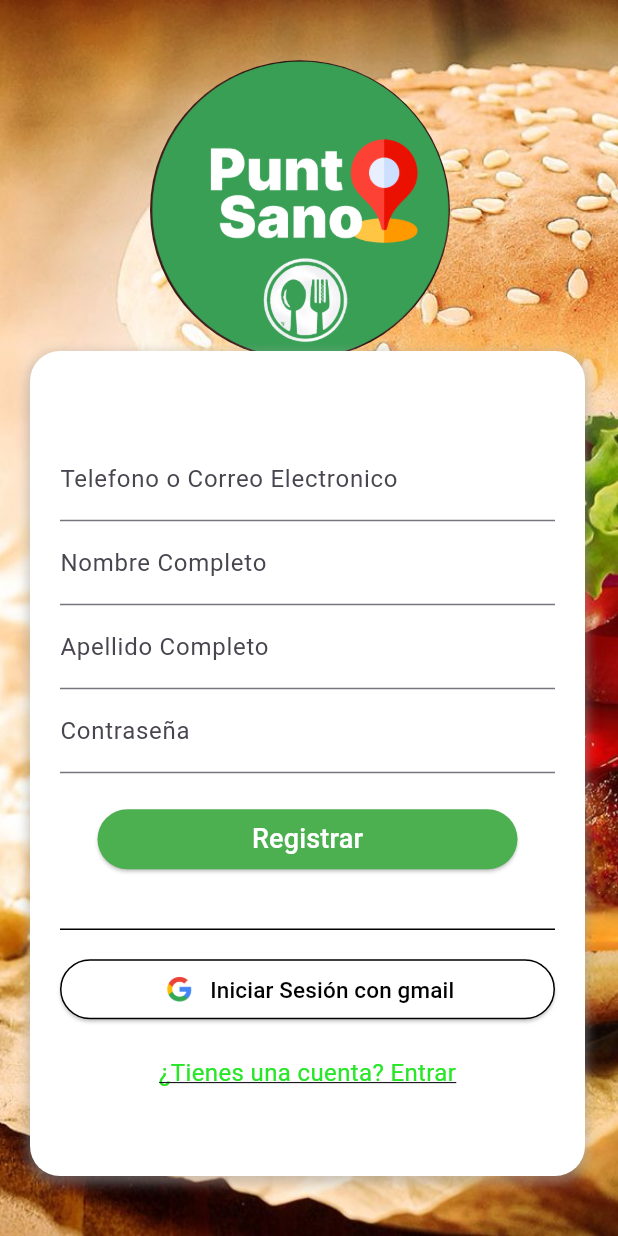
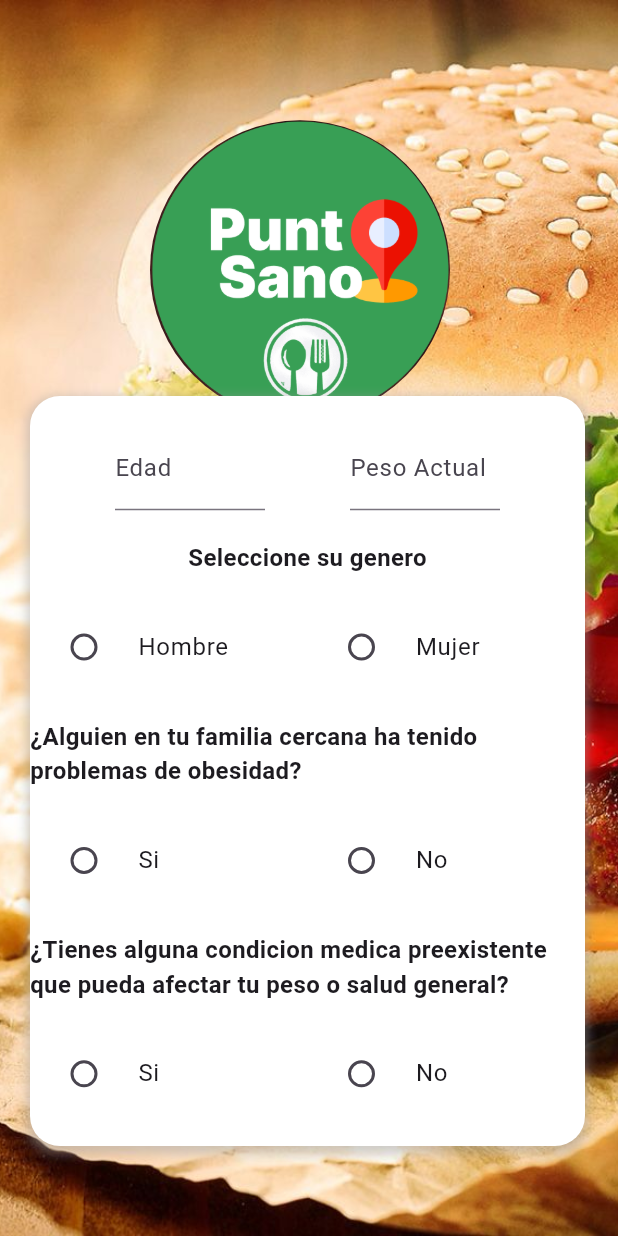
Before and after one commit to yeshua-aguilar/app_puntosano, a Flutter app: the Registre screen opened by its route, after a tap on "Registrar", on a phone screen of 412 x 824 dp. Run offline on Flutter 3.47's test engine with Material 3 defaults, Android fonts, the phone set to English and light mode, and no system bars.

Commit message:
avanse de registre 2

```diff
--- a/lib/main.dart
+++ b/lib/main.dart
@@ -1,5 +1,6 @@
 import 'package:app_puntosano/login.dart';
 import 'package:app_puntosano/registre.dart';
+import 'package:app_puntosano/registre2.dart';
 import 'package:flutter/material.dart';
 
 void main() {
@@ -18,6 +19,7 @@
         '/': (context) => const HomeScreen(),
         '/login': (context) => const Login(),
         '/registre': (context) => const Registre(),
+        '/registre2': (context) => const Registre2(),
       },
     );
   }
--- a/lib/registre.dart
+++ b/lib/registre.dart
@@ -80,7 +80,7 @@
                         SizedBox(height: 20),
                         ElevatedButton(
                           onPressed: () {
-                            // Acción al presionar el botón
+                            Navigator.pushNamed(context, '/registre2');
                           },
                           style: ElevatedButton.styleFrom(
                             backgroundColor: Colors.green,
--- /dev/null
+++ b/lib/registre2.dart
@@ -0,0 +1,204 @@
+import 'package:flutter/material.dart';
+
+class Registre2 extends StatefulWidget {
+  const Registre2({Key? key}) : super(key: key);
+
+  @override
+  _Registre2State createState() => _Registre2State();
+}
+
+class _Registre2State extends State<Registre2> {
+  String generoSeleccionado = '';
+  String obesidadSelecionado = '';
+  String pregunta3Selecionado = '';
+
+  @override
+  Widget build(BuildContext context) {
+    return Scaffold(
+      body: Stack(
+        children: [
+          Image.asset(
+            'assets/img/hambur.jpg',
+            width: double.infinity,
+            height: double.infinity,
+            fit: BoxFit.cover,
+          ),
+          Transform.translate(
+            offset: const Offset(100, 80),
+            child: CircleAvatar(
+              radius: 100,
+              backgroundColor: Colors.transparent,
+              child: ClipOval(
+                child: Image.asset(
+                  'assets/img/logo_puntosano.png',
+                  fit: BoxFit.cover,
+                ),
+              ),
+            ),
+          ),
+          Positioned(
+            left: 20,
+            bottom: 60,
+            child: Center(
+              child: Padding(
+                padding: const EdgeInsets.all(0.0),
+                child: Container(
+                  width: 370,
+                  height: 500,
+                  decoration: BoxDecoration(
+                    color: Colors.white,
+                    borderRadius: BorderRadius.circular(20),
+                    boxShadow: [
+                      BoxShadow(
+                        color: Colors.grey.withOpacity(0.5),
+                        spreadRadius: 2,
+                        blurRadius: 5,
+                        offset: Offset(0, 3),
+                      ),
+                    ],
+                  ),
+                  child: Column(
+                    mainAxisAlignment: MainAxisAlignment.spaceEvenly,
+                    children: [
+                      Row(
+                        mainAxisAlignment: MainAxisAlignment.spaceEvenly,
+                        children: [
+                          Container(
+                            width: 100,
+                            child: TextFormField(
+                              decoration: InputDecoration(
+                                labelText: 'Edad',
+                              ),
+                            ),
+                          ),
+                          Container(
+                            width: 100,
+                            child: TextFormField(
+                              decoration: InputDecoration(
+                                labelText: 'Peso Actual',
+                              ),
+                            ),
+                          ),
+                        ],
+                      ),
+                      Text(
+                        'Seleccione su genero',
+                        style: TextStyle(
+                          fontSize: 16,
+                          fontWeight: FontWeight.bold,
+                        ),
+                      ),
+                      Row(
+                        mainAxisAlignment: MainAxisAlignment.spaceEvenly,
+                        children: [
+                          Expanded(
+                            child: RadioListTile(
+                              title: Text('Hombre'),
+                              value: 'Hombre',
+                              groupValue: generoSeleccionado,
+                              onChanged: (value) {
+                                setState(() {
+                                  generoSeleccionado = value.toString();
+                                });
+                              },
+                            ),
+                          ),
+                          Expanded(
+                            child: RadioListTile(
+                              title: Text('Mujer'),
+                              value: 'Mujer',
+                              groupValue: generoSeleccionado,
+                              onChanged: (value) {
+                                setState(() {
+                                  generoSeleccionado = value.toString();
+                                });
+                              },
+                            ),
+                          ),
+                        ],
+                      ),
+                      //pregunta 2
+                      Text(
+                        '¿Alguien en tu familia cercana ha tenido problemas de obesidad?',
+                        style: TextStyle(
+                          fontSize: 16,
+                          fontWeight: FontWeight.bold,
+                        ),
+                      ),
+                      Row(
+                        mainAxisAlignment: MainAxisAlignment.spaceEvenly,
+                        children: [
+                          Expanded(
+                            child: RadioListTile(
+                              title: Text('Si'),
+                              value: 'si',
+                              groupValue: obesidadSelecionado,
+                              onChanged: (value) {
+                                setState(() {
+                                  generoSeleccionado = value.toString();
+                                });
+                              },
+                            ),
+                          ),
+                          Expanded(
+                            child: RadioListTile(
+                              title: Text('No'),
+                              value: 'no',
+                              groupValue: obesidadSelecionado,
+                              onChanged: (value) {
+                                setState(() {
+                                  generoSeleccionado = value.toString();
+                                });
+                              },
+                            ),
+                          ),
+                        ],
+                      ),
+                      //pregunta 3
+                      Text(
+                        '¿Tienes alguna condicion medica preexistente que pueda afectar tu peso o salud general?',
+                        style: TextStyle(
+                          fontSize: 16,
+                          fontWeight: FontWeight.bold,
+                        ),
+                      ),
+                      Row(
+                        mainAxisAlignment: MainAxisAlignment.spaceEvenly,
+                        children: [
+                          Expanded(
+                            child: RadioListTile(
+                              title: Text('Si'),
+                              value: 'si',
+                              groupValue: obesidadSelecionado,
+                              onChanged: (value) {
+                                setState(() {
+                                  generoSeleccionado = value.toString();
+                                });
+                              },
+                            ),
+                          ),
+                          Expanded(
+                            child: RadioListTile(
+                              title: Text('No'),
+                              value: 'no',
+                              groupValue: obesidadSelecionado,
+                              onChanged: (value) {
+                                setState(() {
+                                  generoSeleccionado = value.toString();
+                                });
+                              },
+                            ),
+                          ),
+                        ],
+                      ),
+                    ],
+                  ),
+                ),
+              ),
+            ),
+          ),
+        ],
+      ),
+    );
+  }
+}
```
